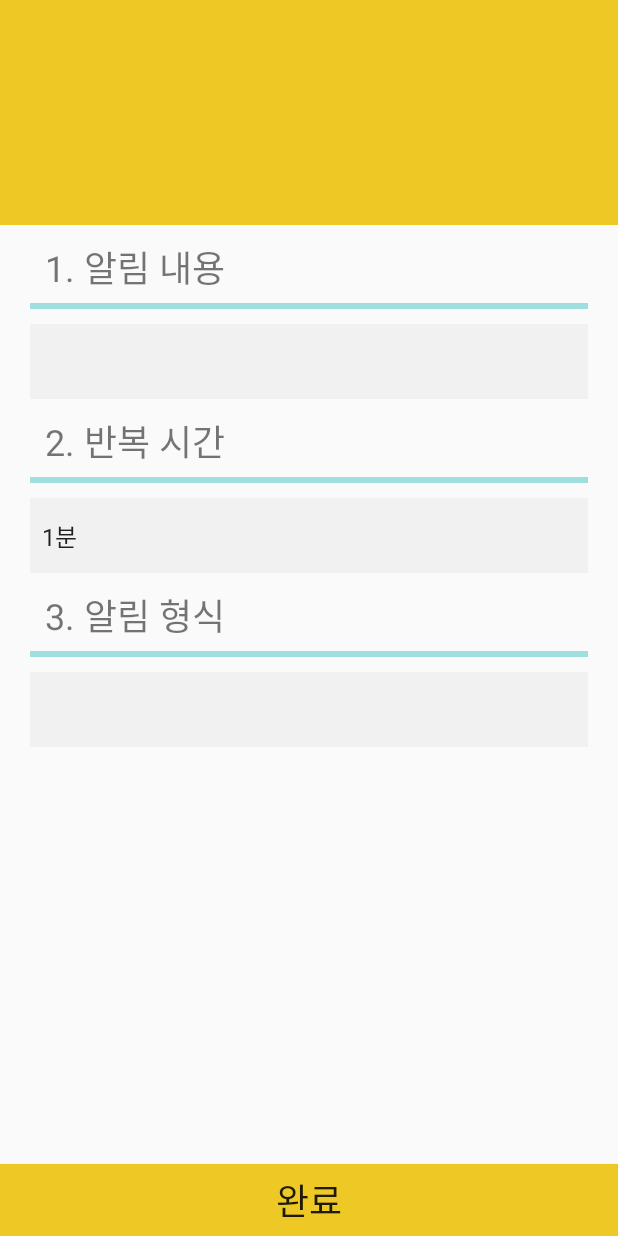
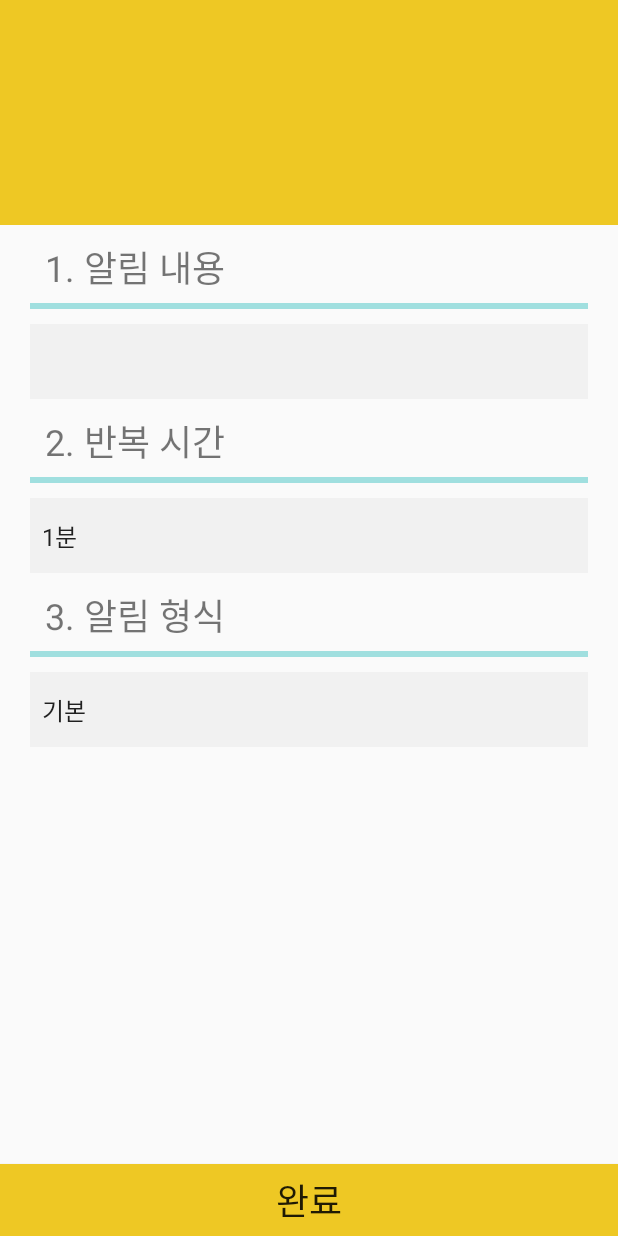
Before and after one commit to minWachya/BlinkingNotification, an Android app: the SetAlarmActivity screen opened directly, with no data from a screen before it, on a phone screen of 412 x 824 dp. Run offline under Robolectric (Android 15) with nearby library versions, the phone set to English and light mode, and no system bars.

Commit message:
알림 형식 스피너 기능 추가

```diff
--- a/app/src/main/java/com/example/blinkingnotification/SetAlarmActivity.kt
+++ b/app/src/main/java/com/example/blinkingnotification/SetAlarmActivity.kt
@@ -5,6 +5,7 @@ import android.os.Bundle
 import android.view.View
 import android.widget.AdapterView
 import android.widget.ArrayAdapter
+import android.widget.Spinner
 import android.widget.Toast
 import com.example.blinkingnotification.databinding.ActivitySetAlramBinding
 
@@ -18,7 +19,7 @@ class SetAlarmActivity : AppCompatActivity() {
         val view = binding.root
         setContentView(view)
 
-        // 반복 시간 설정 스피너
+        // 반복 시간 스피너 설정
         // 배열 추가
         val selectTimeSpinner = binding.spinnerSelectTime
         ArrayAdapter.createFromResource(
@@ -42,5 +43,43 @@ class SetAlarmActivity : AppCompatActivity() {
             }
             selectTimeSpinner.onItemSelectedListener = selectTimeSpinnerAdapter
         }
+
+        // 알림 형식 스피너 설정
+        // 배열 추가
+        val selectModeSpinner = binding.spinnerSelectMode
+        ArrayAdapter.createFromResource(
+            this@SetAlarmActivity,
+            R.array.select_mode_array,
+            android.R.layout.simple_dropdown_item_1line
+        ).also { adapter ->
+            adapter.setDropDownViewResource(android.R.layout.simple_spinner_dropdown_item)
+            selectModeSpinner.adapter = adapter
+            // 어댑터 추가
+            val selectModeSpinnerAdapter = object : AdapterView.OnItemSelectedListener {
+                override fun onNothingSelected(p0: AdapterView<*>?) {}
+
+                override fun onItemSelected(parent: AdapterView<*>?, view: View?, position: Int, id: Long) {
+                    when(position) {
+                        0 -> {
+                            // 4. 이미지 선택 안보이게
+                            binding.textView4.visibility = View.INVISIBLE
+                            binding.view4.visibility = View.INVISIBLE
+                            binding.btnSelectImage.visibility = View.INVISIBLE
+                        }
+                        1 -> {
+                            // 4. 이미지 선택 보이기
+                            binding.textView4.visibility = View.VISIBLE
+                            binding.view4.visibility = View.VISIBLE
+                            binding.btnSelectImage.visibility = View.VISIBLE
+                            Toast.makeText(applicationContext, "이미지", Toast.LENGTH_SHORT).show()
+                        }
+                        else -> { Toast.makeText(applicationContext, "다시 선택해주세요.", Toast.LENGTH_SHORT).show() }
+                    }
+                }
+            }
+            selectModeSpinner.onItemSelectedListener = selectModeSpinnerAdapter
+        }
+
     }
+
 }
--- a/app/src/main/res/layout/activity_set_alram.xml
+++ b/app/src/main/res/layout/activity_set_alram.xml
@@ -107,7 +107,37 @@
         android:layout_marginEnd="20dp"
         app:layout_constraintTop_toBottomOf="@+id/view3" />
 
-
+    <TextView
+        android:id="@+id/textView4"
+        android:layout_width="wrap_content"
+        android:layout_height="wrap_content"
+        android:padding="10dp"
+        android:layout_marginStart="20dp"
+        android:text="4. 이미지 선택"
+        android:textSize="24sp"
+        app:layout_constraintStart_toStartOf="parent"
+        app:layout_constraintTop_toBottomOf="@+id/spinnerSelectMode"
+        tools:ignore="MissingConstraints" />
+    <View
+        android:id="@+id/view4"
+        android:layout_width="match_parent"
+        android:layout_height="4dp"
+        android:layout_marginStart="20dp"
+        android:layout_marginEnd="20dp"
+        android:background="@color/sky_blue"
+        app:layout_constraintBottom_toBottomOf="@+id/textView4"
+        tools:layout_editor_absoluteX="20dp" />
+    <Button
+        android:id="@+id/btnSelectImage"
+        android:layout_width="match_parent"
+        android:layout_height="50dp"
+        android:text="이미지 선택하기"
+        android:background="@color/gray"
+        android:spinnerMode="dropdown"
+        android:layout_marginTop="10dp"
+        android:layout_marginStart="20dp"
+        android:layout_marginEnd="20dp"
+        app:layout_constraintTop_toBottomOf="@+id/view4" />
 
 
     <Button
--- a/app/src/main/res/values/select_time_array.xml
+++ b/app/src/main/res/values/spinner_array.xml
@@ -1,6 +1,6 @@
 <?xml version="1.0" encoding="utf-8"?>
 <resources>
-    <!--알림 설정 화면의 반복 시간 설정 스피너 배열-->
+    <!--알림 설정 화면: 반복 시간 설정 스피너 배열-->
     <string-array name="select_time_array">
         <item>1분</item>
         <item>5분</item>
@@ -11,4 +11,10 @@
         <item>50분</item>
         <item>1시간</item>
     </string-array>
+
+    <!--알림 설정 화면: 알림 형식 설정 스피너 배열-->
+    <string-array name="select_mode_array">
+        <item>기본</item>
+        <item>이미지</item>
+    </string-array>
 </resources>
```
